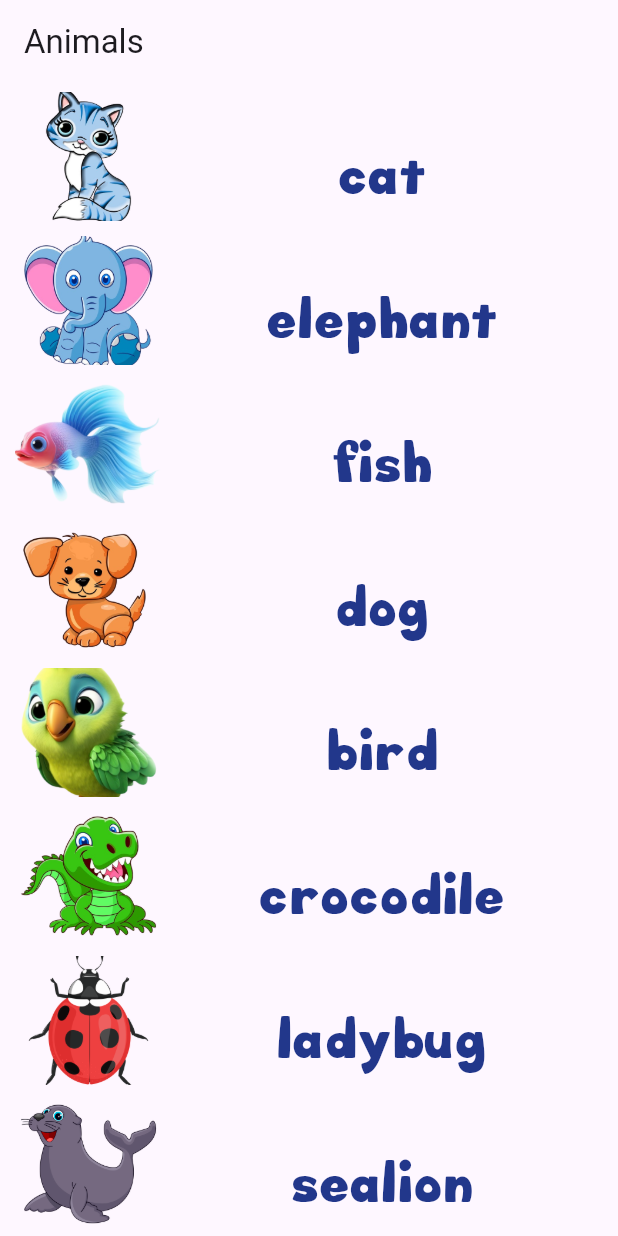
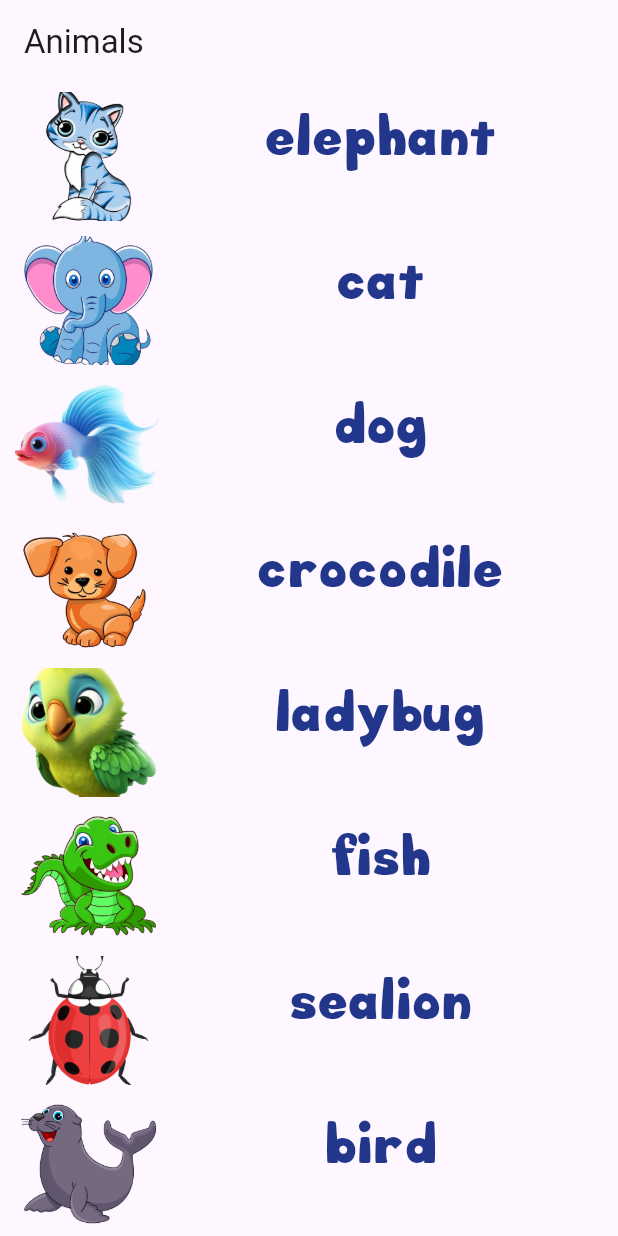
Before and after one commit to Roohollah-Habibi/animals_habitat, a Flutter app: the screen it shows after launch, on a phone screen of 412 x 824 dp. Run offline on Flutter 3.47's test engine with Material 3 defaults, Android fonts, the phone set to English and light mode, and no system bars.

Commit message:
adding two widgets animal_name_widget.dart and animal_path_widget.dart besides modifying animal_model.dart

```diff
--- /dev/null
+++ b/lib/animal_name_widget.dart
@@ -0,0 +1,81 @@
+import 'package:animals_habitat/utils.dart';
+import 'package:flutter/material.dart';
+import 'models/animal_model.dart';
+
+class AnimalNameWidget extends StatefulWidget {
+  final String imageText;
+
+  const AnimalNameWidget({super.key, required this.imageText});
+
+  @override
+  State<AnimalNameWidget> createState() => _AnimalNameWidgetState();
+}
+
+class _AnimalNameWidgetState extends State<AnimalNameWidget> {
+  late final String foundPathByWidgetName;
+  late Widget defaultWidget;
+  late final String getSelectedAnimalName;
+
+  @override
+  void initState() {
+    defaultWidget = defaultTextWidget;
+    foundPathByWidgetName = Animal.animalsMap[widget.imageText] as String;
+    getSelectedAnimalName = Animal.animalsMap.keys.firstWhere(
+        (element) => Animal.animalsMap[element] == foundPathByWidgetName);
+    super.initState();
+  }
+
+  @override
+  Widget build(BuildContext context) {
+    return SizedBox(
+      width: 100,
+      height: 100,
+      child: DragTarget<String>(
+        builder: (context, candidateData, rejectedData) {
+          return defaultWidget;
+        },
+        onWillAccept: _onWillAccept,
+        onAccept: _onAccept,
+        onLeave: _onLeave,
+      ),
+    );
+  }
+
+  bool _onWillAccept(String? data) => data == foundPathByWidgetName;
+
+  void _onAccept(String data) {
+    setState(() {
+     defaultWidget = textAndImageWidget(imagePath: data);
+    });
+  }
+
+  Widget textAndImageWidget({required String imagePath}) {
+    return Row(
+      mainAxisAlignment: MainAxisAlignment.center,
+      children: [
+        Image.asset(
+          imagePath,
+          fit: BoxFit.cover,
+        ),
+        Text(getSelectedAnimalName,style: customTextStyleWithImage,),
+      ],
+    );
+  }
+
+  Widget get defaultTextWidget {
+    return Text(
+      widget.imageText,
+      style: customTextStyle,
+      textAlign: TextAlign.center,
+    );
+  }
+
+  void _onLeave(String? data) {
+    //todo the the code here
+    // if(data == foundPathByWidgetName){
+    //   setState(() {
+    //     defaultWidget = textImageWidget(imagePath: data!);
+    //   });
+    // }
+  }
+}
--- /dev/null
+++ b/lib/animal_path_widget.dart
@@ -0,0 +1,54 @@
+import 'package:flutter/material.dart';
+
+const checkSignImage = 'assets/images/check.png';
+
+class AnimalPathWidget extends StatefulWidget {
+  final String imagePath;
+
+  const AnimalPathWidget({super.key, required this.imagePath});
+
+  @override
+  State<AnimalPathWidget> createState() => _AnimalPathWidgetState();
+}
+
+class _AnimalPathWidgetState extends State<AnimalPathWidget> {
+  bool isDraggedSuccessful = false;
+
+  @override
+  Widget build(BuildContext context) {
+    return SizedBox(
+      height: 100,
+      width: 100,
+      child: Draggable(
+        data: widget.imagePath,
+        feedback: _feedback,
+        onDragCompleted: _onDragCompleted,
+        child: isDraggedSuccessful
+            ? _customImage(imagePath: checkSignImage)
+            : _customImage(imagePath: widget.imagePath),
+      ),
+    );
+  }
+
+  Widget get _feedback {
+    return SizedBox(
+        width: 100,
+        height: 100,
+        child: isDraggedSuccessful
+            ? _customImage(imagePath: checkSignImage)
+            : _customImage(imagePath: widget.imagePath));
+  }
+
+  Image _customImage({required String imagePath}) {
+    return Image.asset(
+      imagePath,
+      fit: BoxFit.cover,
+    );
+  }
+
+  void _onDragCompleted() {
+    setState(() {
+      isDraggedSuccessful = true;
+    });
+  }
+}
--- a/lib/home_page.dart
+++ b/lib/home_page.dart
@@ -1,5 +1,7 @@
 import 'package:animals_habitat/home_page_row.dart';
+import 'package:animals_habitat/animal_path_widget.dart';
 import 'package:animals_habitat/models/animal_model.dart';
+import 'package:animals_habitat/animal_name_widget.dart';
 import 'package:flutter/material.dart';
 
 class HomePage extends StatelessWidget {
@@ -7,17 +9,49 @@ class HomePage extends StatelessWidget {
 
   @override
   Widget build(BuildContext context) {
+    int index = 0;
     return Column(
-      children: Animal.animalsMap.entries.map(
-        (anim) {
-          final String imageName = anim.key;
-          final String imagePath = anim.value;
-          return HomePageRow(
-            animalImagePath: imagePath,
-            animalName: imageName,
-          );
-        },
-      ).toList(),
+      children: Animal.animalShuffleNameList.map((animName) {
+        final String path = Animal.animalsPathList.elementAt(index);
+        index++;
+        return AnimalRow(
+          imageText: animName,
+          imagePath: path,
+        );
+      }).toList(),
     );
   }
 }
+
+class AnimalRow extends StatelessWidget {
+  final String imageText;
+  final String imagePath;
+
+  const AnimalRow(
+      {super.key, required this.imageText, required this.imagePath});
+
+  @override
+  Widget build(BuildContext context) {
+    return Expanded(
+      child: Padding(
+        padding: const EdgeInsets.symmetric(horizontal: 10.0, vertical: 5),
+        child: Row(
+          mainAxisAlignment: MainAxisAlignment.spaceBetween,
+          children: [
+            Expanded(
+              child: AnimalPathWidget(
+                imagePath: imagePath,
+              ),
+            ),
+            Expanded(
+              flex: 3,
+              child: AnimalNameWidget(
+                imageText: imageText,
+              ),
+            ),
+          ],
+        ),
+      ),
+    );
+  }
+}
--- a/lib/models/animal_model.dart
+++ b/lib/models/animal_model.dart
@@ -7,25 +7,36 @@ class Animal {
   static const String crocodile = 'assets/images/greencorocodile.png';
   static const String ladybug = 'assets/images/redladybug.png';
   static const String sealion = 'assets/images/sealion.png';
-  static const List<String> animalsImageList = [
-    Animal.cat,
-    Animal.elephant,
-    Animal.fish,
-    Animal.dog,
-    Animal.bird,
-    Animal.crocodile,
-    Animal.ladybug,
-    Animal.sealion,
+  static const List<String> animalsPathList = [
+    Animal.cat,Animal.elephant,Animal.fish,Animal.dog,Animal.bird,Animal.crocodile,Animal.ladybug,Animal.sealion,
+    // 'assets/images/bluecat.png',
+    // 'assets/images/blueelephant.png',
+    // 'assets/images/bluefish.png',
+    // 'assets/images/browndog.png',
+    // 'assets/images/greenbird.png',
+    // 'assets/images/greencorocodile.png',
+    // 'assets/images/redladybug.png',
+    // 'assets/images/sealion.png',
   ];
   static List<String> animalsNameList = [
-    'cat','elephant','fish','dog','bird','crocodile','ladybug','sealion',
+    'cat',
+    'elephant',
+    'fish',
+    'dog',
+    'bird',
+    'crocodile',
+    'ladybug',
+    'sealion',
   ];
-  List<String> get animalShuffleNameList {
+
+
+  static List<String> get animalShuffleNameList {
     final List<String> shuffleList = animalsNameList;
     shuffleList.shuffle();
     return shuffleList;
-}
-  static Map<String,String> animalsMap = {
+  }
+
+  static Map<String, String> animalsMap = {
     'cat': Animal.cat,
     'elephant': Animal.elephant,
     'fish': Animal.fish,
@@ -34,5 +45,13 @@ class Animal {
     'crocodile': Animal.crocodile,
     'ladybug': Animal.ladybug,
     'sealion': Animal.sealion,
+    // 'cat': 'assets/images/bluecat.png',
+    // 'elephant': 'assets/images/blueelephant.png',
+    // 'fish': 'assets/images/bluefish.png',
+    // 'dog': 'assets/images/browndog.png',
+    // 'bird': 'assets/images/greenbird.png',
+    // 'crocodile': 'assets/images/greencorocodile.png',
+    // 'ladybug': 'assets/images/redladybug.png',
+    // 'sealion': 'assets/images/sealion.png',
   };
 }
```
